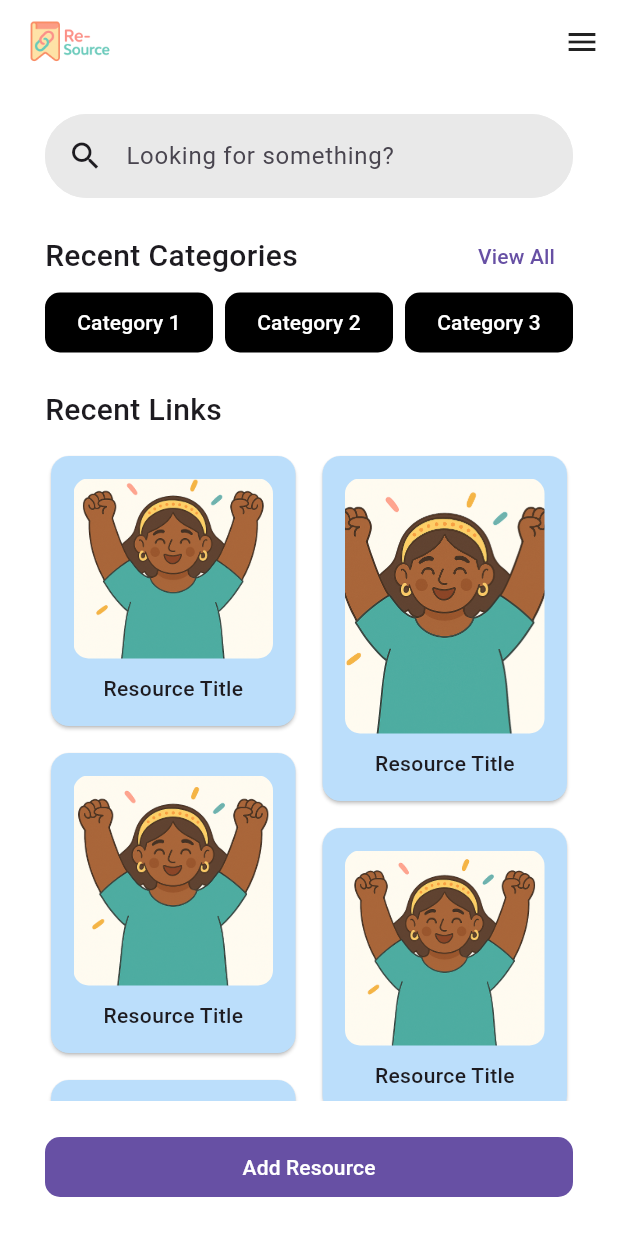
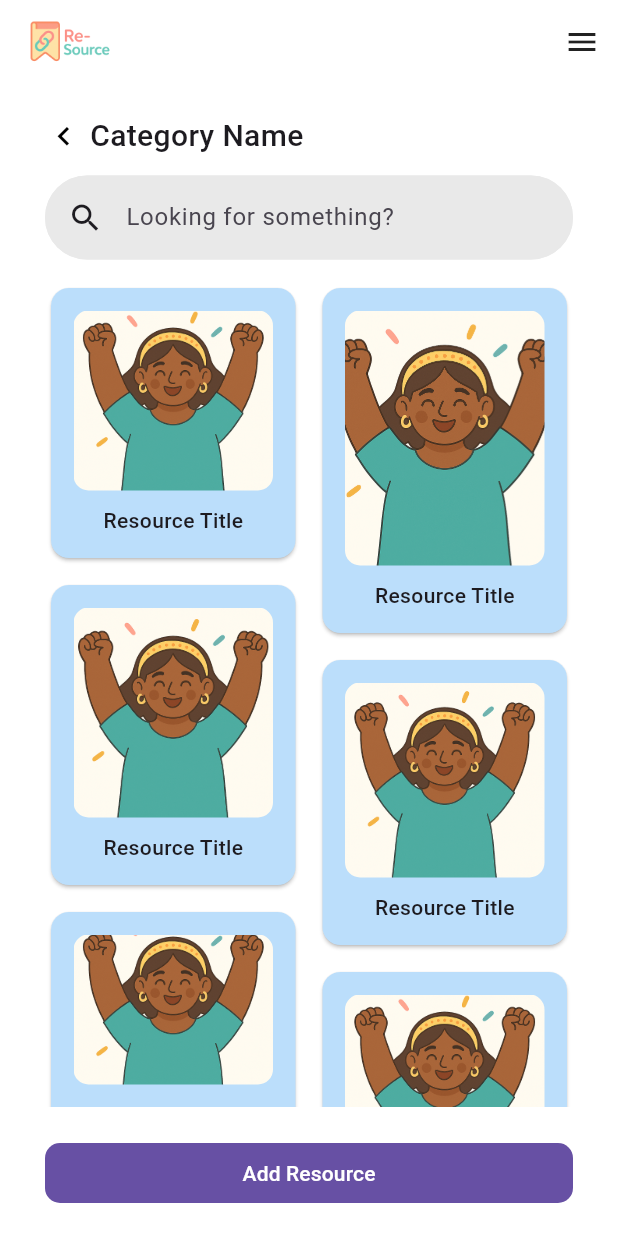
Before and after one commit to TaigaTi/Re-Source, a Flutter app: the screen it shows after launch, after a tap on "Category 1", on a phone screen of 412 x 824 dp. Run offline on Flutter 3.47's test engine with Material 3 defaults, Android fonts, the phone set to English and light mode, and no system bars.

Commit message:
Created category page

```diff
--- a/lib/pages/category.dart
+++ b/lib/pages/category.dart
@@ -1,6 +1,19 @@
 import 'package:flutter/material.dart';
+import 'package:flutter_staggered_grid_view/flutter_staggered_grid_view.dart';
+import 'package:re_source/pages/new_resource.dart';
+import 'package:re_source/widgets/back_title.dart';
 import 'package:re_source/widgets/custom_appbar.dart';
 import 'package:re_source/widgets/custom_drawer.dart';
+import 'package:re_source/widgets/resource_card.dart';
+
+const resourceCards = [
+  ResourceCard(height: 120),
+  ResourceCard(height: 170),
+  ResourceCard(height: 140),
+  ResourceCard(height: 130),
+  ResourceCard(height: 100),
+  ResourceCard(height: 120),
+];
 
 class Category extends StatelessWidget {
   const Category({super.key});
@@ -11,7 +24,87 @@
       backgroundColor: Colors.white,
       appBar: CustomAppBar(),
       drawer: CustomDrawer(),
-      body: Container(),
+      body: SafeArea(
+        child: SingleChildScrollView(
+          child: Padding(
+            padding: const EdgeInsets.fromLTRB(30, 20, 30, 50),
+            child: Column(
+              crossAxisAlignment: CrossAxisAlignment.center,
+              children: [
+                BackTitle(title: "Category Name"),
+                const SizedBox(height: 12),
+                SearchBar(
+                  onChanged: (value) {},
+                  hintText: "Looking for something?",
+                  leading: const Icon(Icons.search),
+                  shape: WidgetStateProperty.all(
+                    RoundedRectangleBorder(
+                      borderRadius: BorderRadius.circular(50.0),
+                      side: const BorderSide(
+                        color: Color.fromRGBO(233, 233, 233, 1.0),
+                      ),
+                    ),
+                  ),
+                  backgroundColor: WidgetStateProperty.all(
+                    const Color.fromRGBO(233, 233, 233, 1.0),
+                  ),
+                  padding: WidgetStateProperty.all(
+                    const EdgeInsets.symmetric(horizontal: 15.0, vertical: 8.0),
+                  ),
+                  elevation: WidgetStateProperty.all(0),
+                ),
+                const SizedBox(height: 15),
+                SizedBox(
+                  width: double.infinity,
+                  height: 550,
+                  child: Column(
+                    crossAxisAlignment: CrossAxisAlignment.start,
+                    children: [
+                      Expanded(
+                        child: MasonryGridView.count(
+                          crossAxisCount: 2,
+                          crossAxisSpacing: 10,
+                          mainAxisSpacing: 10,
+                          itemCount: resourceCards.length,
+                          itemBuilder: (context, index) => resourceCards[index],
+                        ),
+                      ),
+                    ],
+                  ),
+                ),
+                Padding(
+                  padding: const EdgeInsets.only(top: 20),
+                  child: FilledButton(
+                    onPressed: () => {
+                      Navigator.push(
+                        context,
+                        PageRouteBuilder(
+                          pageBuilder:
+                              (context, animation, secondaryAnimation) =>
+                                  const NewResource(),
+                          transitionDuration: Duration.zero,
+                          reverseTransitionDuration: Duration.zero,
+                        ),
+                      ),
+                    },
+                    style: ButtonStyle(
+                      minimumSize: WidgetStateProperty.all(
+                        const Size(double.infinity, 40),
+                      ),
+                      shape: WidgetStateProperty.all(
+                        RoundedRectangleBorder(
+                          borderRadius: BorderRadius.circular(10),
+                        ),
+                      ),
+                    ),
+                    child: const Text("Add Resource"),
+                  ),
+                ),
+              ],
+            ),
+          ),
+        ),
+      ),
     );
   }
 }
--- a/lib/pages/home.dart
+++ b/lib/pages/home.dart
@@ -1,5 +1,6 @@
 import 'package:flutter/material.dart';
 import 'package:flutter_staggered_grid_view/flutter_staggered_grid_view.dart';
+import 'package:re_source/pages/category.dart';
 import 'package:re_source/pages/library.dart';
 import 'package:re_source/pages/new_resource.dart';
 import 'package:re_source/widgets/custom_appbar.dart';
@@ -95,7 +96,21 @@
                         children: [
                           Expanded(
                             child: TextButton(
-                              onPressed: () {},
+                              onPressed: () => {
+                                Navigator.push(
+                                  context,
+                                  PageRouteBuilder(
+                                    pageBuilder:
+                                        (
+                                          context,
+                                          animation,
+                                          secondaryAnimation,
+                                        ) => const Category(),
+                                    transitionDuration: Duration.zero,
+                                    reverseTransitionDuration: Duration.zero,
+                                  ),
+                                ),
+                              },
                               style: TextButton.styleFrom(
                                 padding: const EdgeInsets.symmetric(
                                   vertical: 10.0,
```
